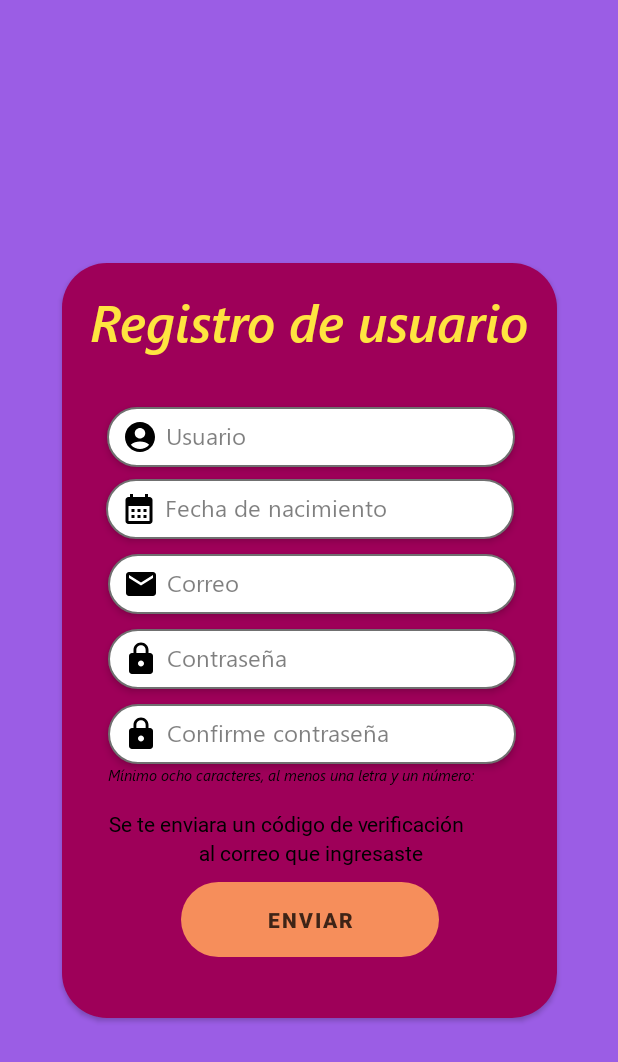
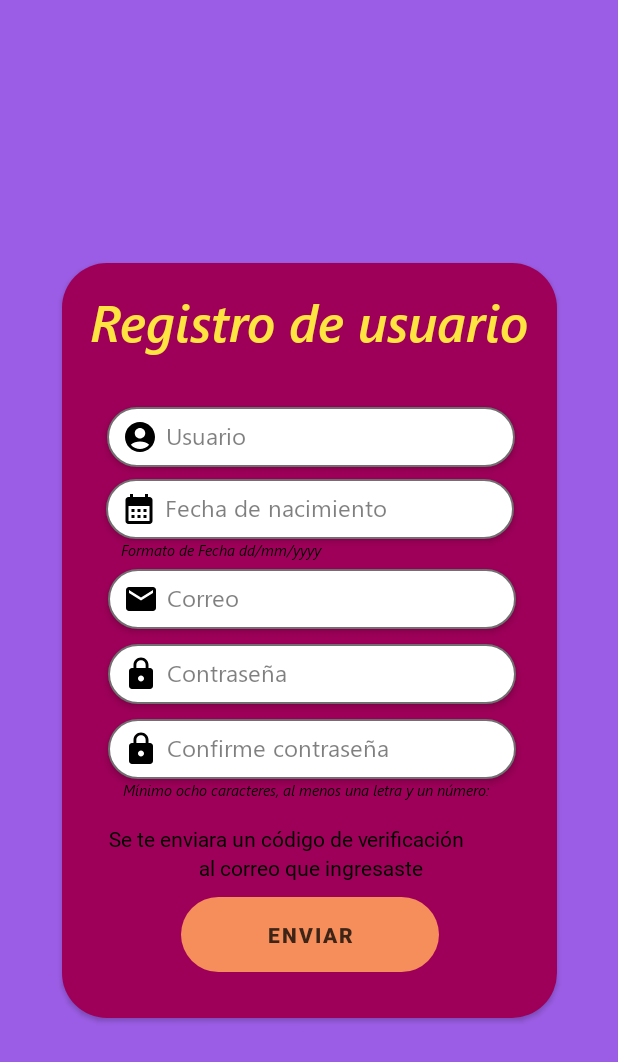
Before and after one commit to GilbetoKevin/BloomingSpirit, an Android app: the Registro screen opened directly, with no data from a screen before it, on a phone screen of 412 x 824 dp. Shown: the top 1062 px of the screen. Run offline under Robolectric (Android 15) with nearby library versions, the phone set to English and light mode, and no system bars; our stand-ins replace Firebase (no records; nobody signed in at launch, a user with empty details on screens opened directly).

Commit message:
Kevin 10/03/2023 Validación de fecha y usuarios no nulos

```diff
--- a/app/src/main/res/layout/activity_registro.xml
+++ b/app/src/main/res/layout/activity_registro.xml
@@ -80,13 +80,13 @@
 
     <EditText
         android:id="@+id/editTextCorreo"
-        android:elevation="3dp"
         android:layout_width="272dp"
         android:layout_height="40dp"
-        android:layout_marginTop="10dp"
+        android:layout_marginTop="20dp"
         android:background="@drawable/text_login"
         android:drawableStart="@drawable/ic_email"
         android:drawablePadding="5dp"
+        android:elevation="3dp"
         android:ems="10"
         android:fontFamily="@font/segoe"
         android:hint="Correo"
@@ -163,6 +163,7 @@
         android:id="@+id/textView13"
         android:layout_width="wrap_content"
         android:layout_height="wrap_content"
+        android:layout_marginStart="10dp"
         android:elevation="3dp"
         android:fontFamily="@font/segoe_italic"
         android:text="Mínimo ocho caracteres, al menos una letra y un número:"
@@ -170,6 +171,19 @@
         android:textSize="10sp"
         app:layout_constraintStart_toStartOf="@+id/editTextTextPassword2"
         app:layout_constraintTop_toBottomOf="@+id/editTextTextPassword2" />
+
+    <TextView
+        android:id="@+id/textView14"
+        android:layout_width="wrap_content"
+        android:layout_height="wrap_content"
+        android:layout_marginStart="10dp"
+        android:elevation="3dp"
+        android:fontFamily="@font/segoe_italic"
+        android:text="Formato de Fecha dd/mm/yyyy"
+        android:textColor="#000000"
+        android:textSize="10sp"
+        app:layout_constraintStart_toStartOf="@+id/editTextFecha"
+        app:layout_constraintTop_toBottomOf="@+id/editTextFecha" />
 
     <TextView
         android:id="@+id/textView9"
```
Also changed, not shown: app/src/main/java/com/is/bloomingspirit/Perfil.kt (+16 -1 lines), app/src/main/java/com/is/bloomingspirit/Registro.kt (+9 -12 lines), app/src/main/res/layout/activity_perfil.xml (+14 -1 lines).
